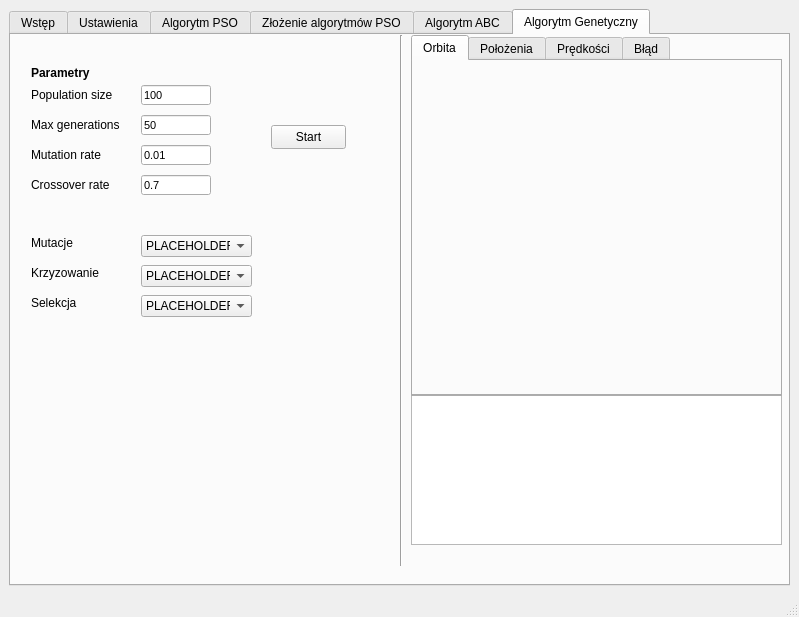
Before: the Qt Designer form gui_files/TBP_visualisation.ui in konradflis/TBP-GUiIO, drawn with Qt 5.
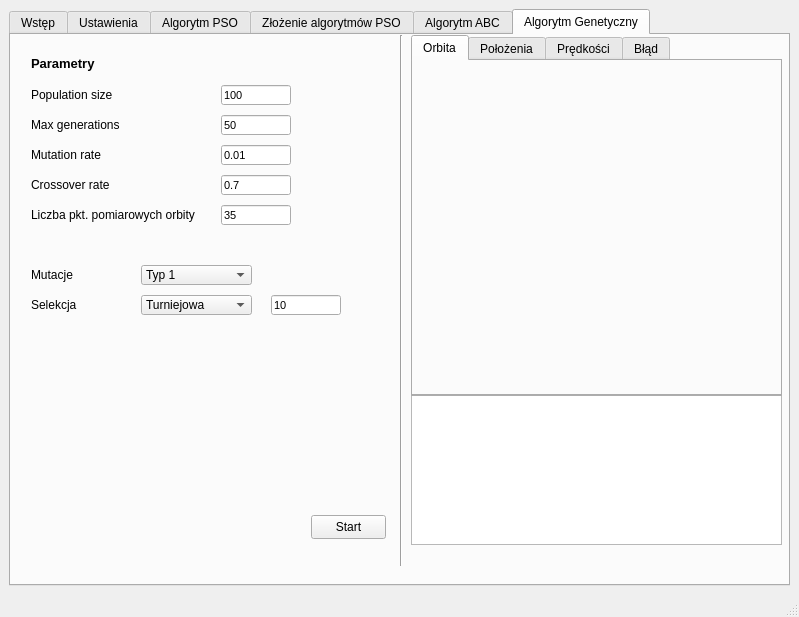
After: the same form once the commit is applied. The open tabs and pages were chosen to show the change.

Commit message: number of measurements gen added

The edit to the form file:
```diff
--- a/gui_files/TBP_visualisation.ui
+++ b/gui_files/TBP_visualisation.ui
@@ -2221,13 +2221,14 @@
         <property name="geometry">
          <rect>
           <x>20</x>
-          <y>30</y>
-          <width>71</width>
+          <y>20</y>
+          <width>81</width>
           <height>16</height>
          </rect>
         </property>
         <property name="font">
          <font>
+          <pointsize>10</pointsize>
           <bold>true</bold>
          </font>
         </property>
@@ -2240,7 +2241,7 @@
          <rect>
           <x>20</x>
           <y>50</y>
-          <width>90</width>
+          <width>181</width>
           <height>20</height>
          </rect>
         </property>
@@ -2253,7 +2254,7 @@
          <rect>
           <x>20</x>
           <y>80</y>
-          <width>90</width>
+          <width>181</width>
           <height>20</height>
          </rect>
         </property>
@@ -2266,7 +2267,7 @@
          <rect>
           <x>20</x>
           <y>110</y>
-          <width>90</width>
+          <width>181</width>
           <height>20</height>
          </rect>
         </property>
@@ -2279,7 +2280,7 @@
          <rect>
           <x>20</x>
           <y>140</y>
-          <width>90</width>
+          <width>181</width>
           <height>20</height>
          </rect>
         </property>
@@ -2290,7 +2291,7 @@
        <widget class="QLineEdit" name="GEN_pop_size">
         <property name="geometry">
          <rect>
-          <x>130</x>
+          <x>210</x>
           <y>50</y>
           <width>70</width>
           <height>20</height>
@@ -2308,7 +2309,7 @@
        <widget class="QLineEdit" name="GEN_max_gen">
         <property name="geometry">
          <rect>
-          <x>130</x>
+          <x>210</x>
           <y>80</y>
           <width>70</width>
           <height>20</height>
@@ -2326,7 +2327,7 @@
        <widget class="QLineEdit" name="GEN_mut_rate">
         <property name="geometry">
          <rect>
-          <x>130</x>
+          <x>210</x>
           <y>110</y>
           <width>70</width>
           <height>20</height>
@@ -2344,7 +2345,7 @@
        <widget class="QLineEdit" name="GEN_cross_rate">
         <property name="geometry">
          <rect>
-          <x>130</x>
+          <x>210</x>
           <y>140</y>
           <width>70</width>
           <height>20</height>
@@ -2363,17 +2364,22 @@
         <property name="geometry">
          <rect>
           <x>130</x>
-          <y>200</y>
+          <y>230</y>
           <width>111</width>
-          <height>22</height>
+          <height>20</height>
          </rect>
         </property>
         <property name="currentText">
-         <string>PLACEHOLDER</string>
+         <string>Typ 1</string>
         </property>
         <item>
          <property name="text">
-          <string>PLACEHOLDER</string>
+          <string>Typ 1</string>
+         </property>
+        </item>
+        <item>
+         <property name="text">
+          <string>Typ 2</string>
          </property>
         </item>
        </widget>
@@ -2381,53 +2387,22 @@
         <property name="geometry">
          <rect>
           <x>20</x>
-          <y>200</y>
+          <y>230</y>
           <width>91</width>
-          <height>16</height>
+          <height>20</height>
          </rect>
         </property>
         <property name="text">
          <string>Mutacje</string>
         </property>
        </widget>
-       <widget class="QLabel" name="label_39">
-        <property name="geometry">
-         <rect>
-          <x>20</x>
-          <y>230</y>
-          <width>91</width>
-          <height>16</height>
-         </rect>
-        </property>
-        <property name="text">
-         <string>Krzyzowanie</string>
-        </property>
-       </widget>
-       <widget class="QComboBox" name="GEN_cross">
-        <property name="geometry">
-         <rect>
-          <x>130</x>
-          <y>230</y>
-          <width>111</width>
-          <height>22</height>
-         </rect>
-        </property>
-        <property name="currentText">
-         <string>PLACEHOLDER</string>
-        </property>
-        <item>
-         <property name="text">
-          <string>PLACEHOLDER</string>
-         </property>
-        </item>
-       </widget>
        <widget class="QLabel" name="label_51">
         <property name="geometry">
          <rect>
           <x>20</x>
           <y>260</y>
           <width>91</width>
-          <height>16</height>
+          <height>20</height>
          </rect>
         </property>
         <property name="text">
@@ -2440,20 +2415,25 @@
           <x>130</x>
           <y>260</y>
           <width>111</width>
-          <height>22</height>
+          <height>20</height>
          </rect>
         </property>
         <item>
          <property name="text">
-          <string>PLACEHOLDER</string>
+          <string>Turniejowa</string>
+         </property>
+        </item>
+        <item>
+         <property name="text">
+          <string>Ruletka</string>
          </property>
         </item>
        </widget>
        <widget class="QPushButton" name="GENstartButton">
         <property name="geometry">
          <rect>
-          <x>260</x>
-          <y>90</y>
+          <x>300</x>
+          <y>480</y>
           <width>75</width>
           <height>24</height>
          </rect>
@@ -2475,6 +2455,55 @@
          <enum>Qt::Vertical</enum>
         </property>
        </widget>
+       <widget class="QLabel" name="label_53">
+        <property name="geometry">
+         <rect>
+          <x>20</x>
+          <y>170</y>
+          <width>181</width>
+          <height>20</height>
+         </rect>
+        </property>
+        <property name="text">
+         <string>Liczba pkt. pomiarowych orbity</string>
+        </property>
+       </widget>
+       <widget class="QLineEdit" name="GENnumberOfMeasurements">
+        <property name="geometry">
+         <rect>
+          <x>210</x>
+          <y>170</y>
+          <width>70</width>
+          <height>20</height>
+         </rect>
+        </property>
+        <property name="font">
+         <font>
+          <pointsize>8</pointsize>
+         </font>
+        </property>
+        <property name="text">
+         <string>35</string>
+        </property>
+       </widget>
+       <widget class="QLineEdit" name="GENselectionOPT">
+        <property name="geometry">
+         <rect>
+          <x>260</x>
+          <y>260</y>
+          <width>70</width>
+          <height>20</height>
+         </rect>
+        </property>
+        <property name="font">
+         <font>
+          <pointsize>8</pointsize>
+         </font>
+        </property>
+        <property name="text">
+         <string>10</string>
+        </property>
+       </widget>
       </widget>
      </widget>
     </item>
```
Left out of the diff: 18 changed lines with no effect on the pictures. The commit also changes 2 other files.
